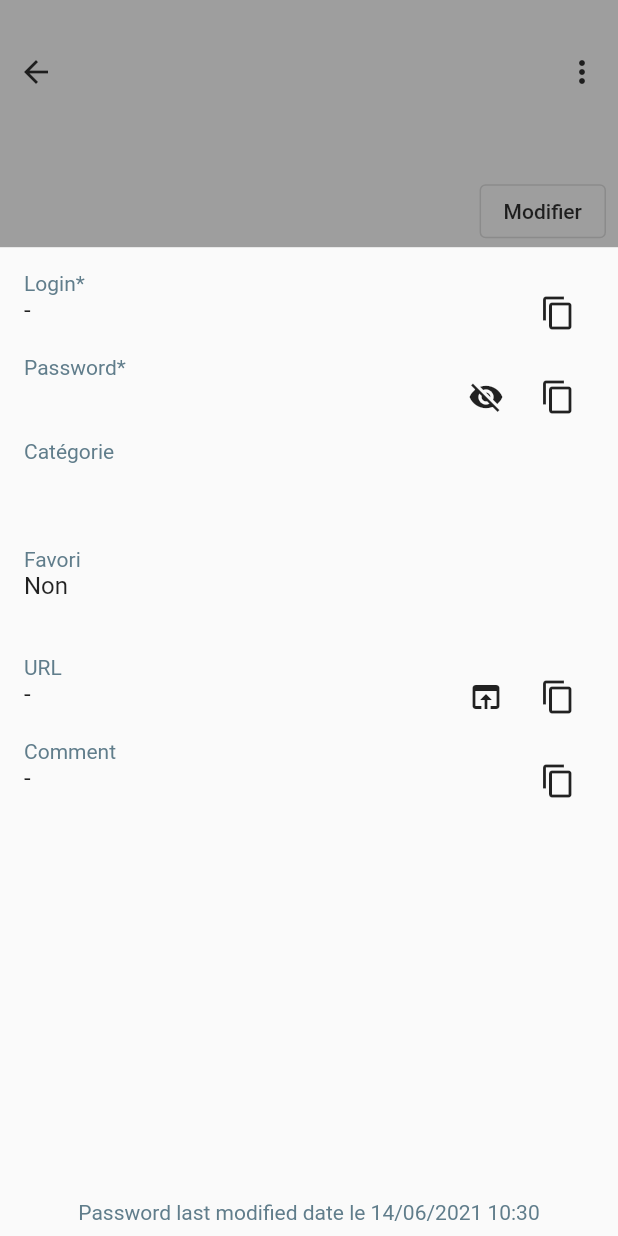
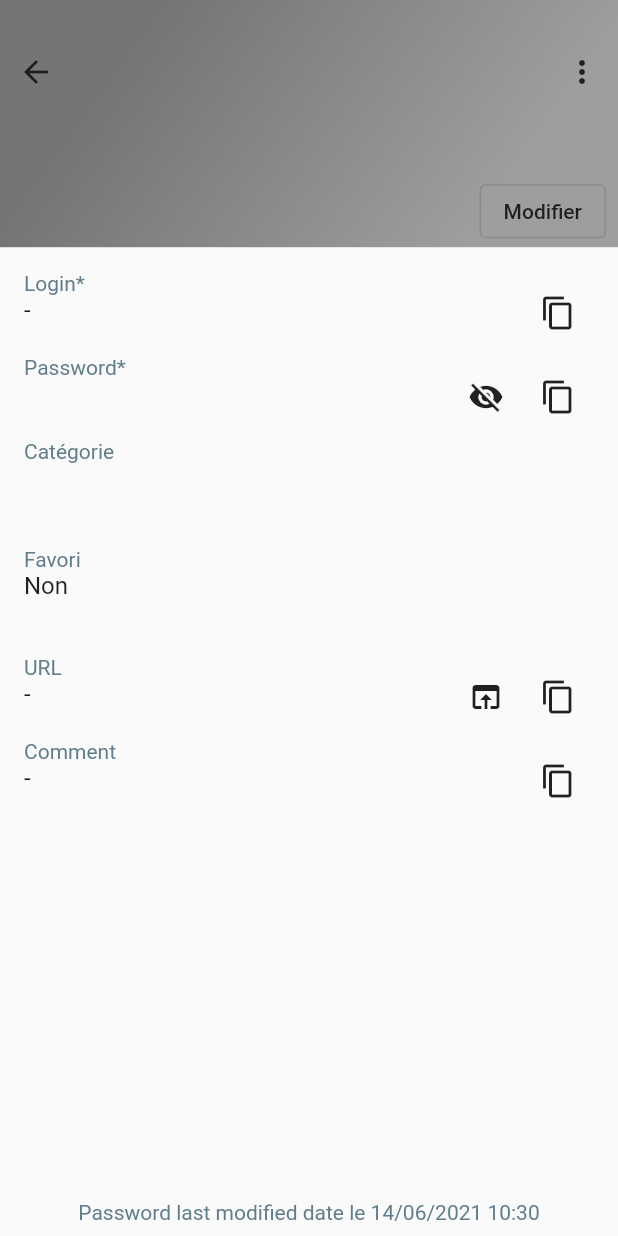
Before and after one commit to MaxdeoxiS/pass-manager, a Flutter app: the PasswordView screen opened directly with empty values, on a phone screen of 412 x 824 dp. Run offline on Flutter 3.47's test engine with Material 2 defaults, Android fonts, the phone set to English and light mode, and no system bars; our stand-ins replace badges, easy_localization, floor, flutter_colorpicker, flutter_secure_storage, permission_handler and 1 more; missing offline and left inert: aes_crypt, clipboard, encrypt, web_scraper; accounts and stored records are empty; generated files the repository leaves out were written again.

Commit message:
feat(*): add splashscreen, add no password page, update colors.

```diff
--- a/lib/main.dart
+++ b/lib/main.dart
@@ -92,6 +92,20 @@ class MainApp extends StatelessWidget {
     return page;
   }
 
+  Map<int, Color> color =
+  {
+    50:Color.fromRGBO(136, 1, 0, .50),
+    100:Color.fromRGBO(136, 1, 0, .60),
+    200:Color.fromRGBO(136, 1, 0, .65),
+    300:Color.fromRGBO(136, 1, 0, .70),
+    400:Color.fromRGBO(136, 1, 0, .75),
+    500:Color.fromRGBO(136, 1, 0, .80),
+    600:Color.fromRGBO(136, 1, 0, .85),
+    700:Color.fromRGBO(136, 1, 0, .90),
+    800:Color.fromRGBO(136, 1, 0, .95),
+    900:Color.fromRGBO(136, 1, 0, 1),
+  };
+
   @override
   Widget build(BuildContext context) {
     SystemChrome.setPreferredOrientations([
@@ -101,8 +115,8 @@ class MainApp extends StatelessWidget {
     return MaterialApp(
       title: 'Pass manager',
       theme: ThemeData(
-        primaryColor: Colors.red,
-        primarySwatch: Colors.red,
+        primaryColor: Color(0xFF880100),
+        primarySwatch: MaterialColor(0xFF880100, color),
       ),
       initialRoute: '/',
       onGenerateRoute: onGenerateRoute,
--- a/lib/passwords/views/password-view.dart
+++ b/lib/passwords/views/password-view.dart
@@ -12,8 +12,6 @@ import 'package:pass_manager/passwords/entity/category.entity.dart';
 
 import '../entity/password.entity.dart';
 import 'category-selection.dart';
-
-const DEFAULT_COLOR = Colors.red;
 
 enum MenuOption { color, duplicate, delete }
 
@@ -204,7 +202,18 @@ class _PasswordViewState extends State<PasswordView> {
               children: [
                 Expanded(
                   child: Container(
-                    color: _currentColor,
+                    decoration: new BoxDecoration(
+                      gradient: new LinearGradient(
+                          colors: [
+                            _currentColor,
+                            ColorHelper.darkenColor(_currentColor),
+                          ],
+                          begin: const FractionalOffset(0.75, 1.0),
+                          end: const FractionalOffset(0.25, 0.1),
+                          stops: [0.0, 1.0],
+                          tileMode: TileMode.clamp),
+                    ),
+                    // color: _currentColor,
                     height: MediaQuery.of(context).size.height * .2,
                     padding: EdgeInsets.only(top: 24),
                     margin: EdgeInsets.only(bottom: 8),
--- a/lib/utils/color.helper.dart
+++ b/lib/utils/color.helper.dart
@@ -5,13 +5,24 @@ class ColorHelper {
     int d = 0;
 
     // Counting the perceptive luminance - human eye favors green color...
-    double luminance = ( 0.299 * backgroundColor.red + 0.587 * backgroundColor.green + 0.114 * backgroundColor.blue)/255;
+    double luminance =
+        (0.299 * backgroundColor.red + 0.587 * backgroundColor.green + 0.114 * backgroundColor.blue) / 255;
 
     if (luminance > 0.5)
       d = 30; // bright colors - black font
     else
-      d = 245; // dark colors - white font
+      d = 240; // dark colors - white font
 
     return Color.fromARGB(255, d, d, d);
   }
+
+  static Color darkenColor(Color col) {
+    double factor = 1.35;
+    return Color.fromARGB(
+      255,
+      col.red ~/ factor,
+      col.green ~/ factor,
+      col.blue ~/ factor,
+    );
+  }
 }
```
Also changed, not shown: lib/common/drawer.dart (+5 -2 lines), lib/passwords/views/passwords-list.dart (+12 -2 lines), assets/images/logo.png (added), assets/images/no-password.png (added), 13 other files.
